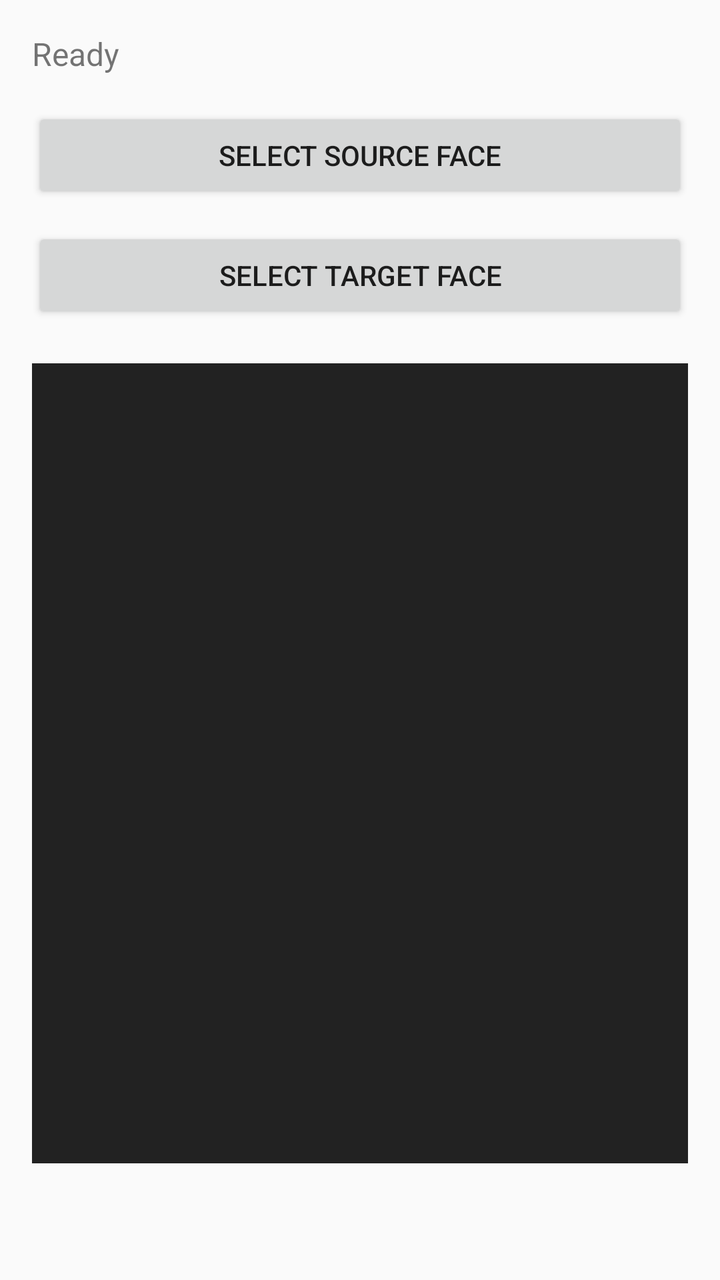
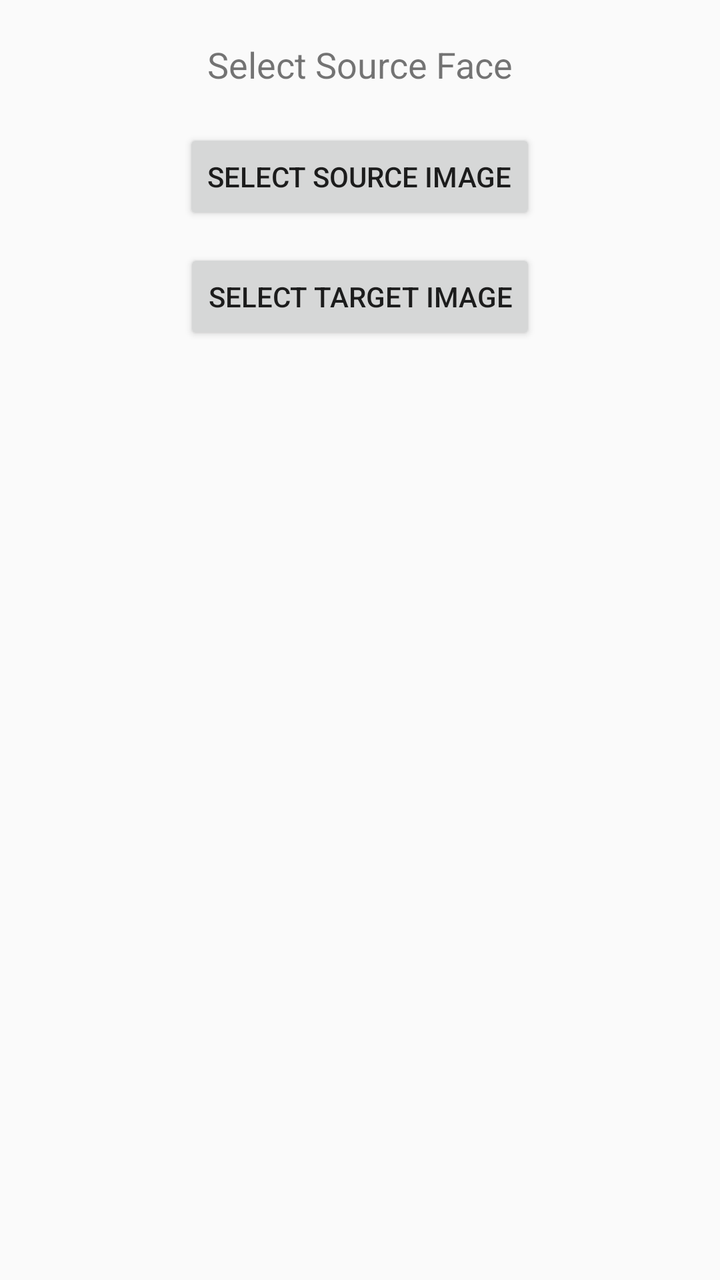

Two renders of the same Android screen: before a commit and after it. Below are the layout's source before the change and the commit's diff.
<!-- AndroidManifest.xml: application theme AppTheme -->
<!-- res/layout/activity_main.xml -->
<?xml version="1.0" encoding="utf-8"?>
<ScrollView xmlns:android="http://schemas.android.com/apk/res/android"
    android:layout_width="match_parent"
    android:layout_height="match_parent">

    <LinearLayout
        android:layout_width="match_parent"
        android:layout_height="wrap_content"
        android:orientation="vertical"
        android:padding="16dp">

        <TextView
            android:id="@+id/statusText"
            android:layout_width="match_parent"
            android:layout_height="wrap_content"
            android:text="Ready"
            android:textSize="16sp"
            android:paddingBottom="16dp" />

        <Button
            android:id="@+id/sourceButton"
            android:layout_width="match_parent"
            android:layout_height="wrap_content"
            android:text="Select Source Face" />

        <Button
            android:id="@+id/targetButton"
            android:layout_width="match_parent"
            android:layout_height="wrap_content"
            android:layout_marginTop="12dp"
            android:text="Select Target Face" />

        <ImageView
            android:id="@+id/resultImage"
            android:layout_width="match_parent"
            android:layout_height="400dp"
            android:layout_marginTop="20dp"
            android:adjustViewBounds="true"
            android:scaleType="fitCenter"
            android:background="#222222" />

    </LinearLayout>

</ScrollView>
<!-- resources referenced by this layout -->
<resources>
  <style name="AppTheme" parent="Theme.AppCompat.Light.NoActionBar" />
</resources>

<!-- the commit's change to res/layout/activity_main.xml (unified diff, before → after) -->
@@ -1,44 +1,40 @@
 <?xml version="1.0" encoding="utf-8"?>
-<ScrollView xmlns:android="http://schemas.android.com/apk/res/android"
+<LinearLayout
+    xmlns:android="http://schemas.android.com/apk/res/android"
     android:layout_width="match_parent"
-    android:layout_height="match_parent">
+    android:layout_height="match_parent"
+    android:orientation="vertical"
+    android:gravity="center"
+    android:padding="20dp">
 
-    <LinearLayout
+    <TextView
+        android:id="@+id/statusText"
+        android:layout_width="wrap_content"
+        android:layout_height="wrap_content"
+        android:text="Select Source Face"
+        android:textSize="18sp"
+        android:layout_marginBottom="20dp" />
+
+    <Button
+        android:id="@+id/sourceButton"
+        android:layout_width="wrap_content"
+        android:layout_height="wrap_content"
+        android:text="Select Source Image" />
+
+    <Button
+        android:id="@+id/targetButton"
+        android:layout_width="wrap_content"
+        android:layout_height="wrap_content"
+        android:text="Select Target Image"
+        android:layout_marginTop="12dp" />
+
+    <ImageView
+        android:id="@+id/resultImage"
         android:layout_width="match_parent"
-        android:layout_height="wrap_content"
-        android:orientation="vertical"
-        android:padding="16dp">
+        android:layout_height="0dp"
+        android:layout_weight="1"
+        android:layout_marginTop="20dp"
+        android:scaleType="fitCenter"
+        android:adjustViewBounds="true" />
 
-        <TextView
-            android:id="@+id/statusText"
-            android:layout_width="match_parent"
-            android:layout_height="wrap_content"
-            android:text="Ready"
-            android:textSize="16sp"
-            android:paddingBottom="16dp" />
-
-        <Button
-            android:id="@+id/sourceButton"
-            android:layout_width="match_parent"
-            android:layout_height="wrap_content"
-            android:text="Select Source Face" />
-
-        <Button
-            android:id="@+id/targetButton"
-            android:layout_width="match_parent"
-            android:layout_height="wrap_content"
-            android:layout_marginTop="12dp"
-            android:text="Select Target Face" />
-
-        <ImageView
-            android:id="@+id/resultImage"
-            android:layout_width="match_parent"
-            android:layout_height="400dp"
-            android:layout_marginTop="20dp"
-            android:adjustViewBounds="true"
-            android:scaleType="fitCenter"
-            android:background="#222222" />
-
-    </LinearLayout>
-
-</ScrollView>
+</LinearLayout>
